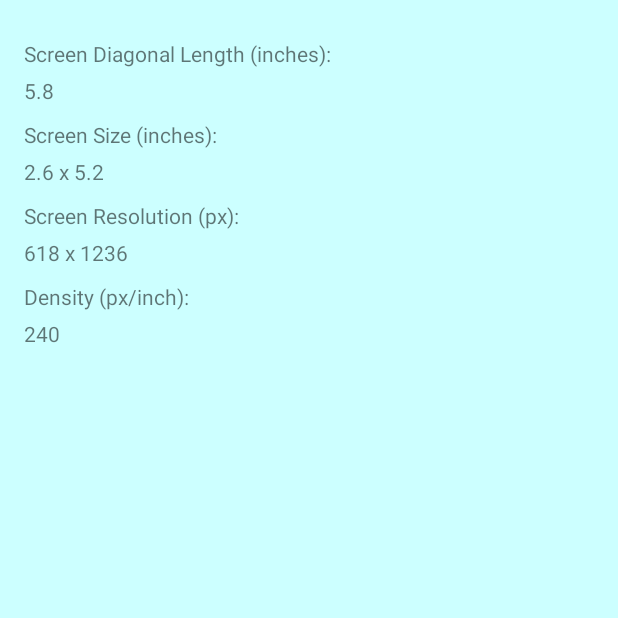
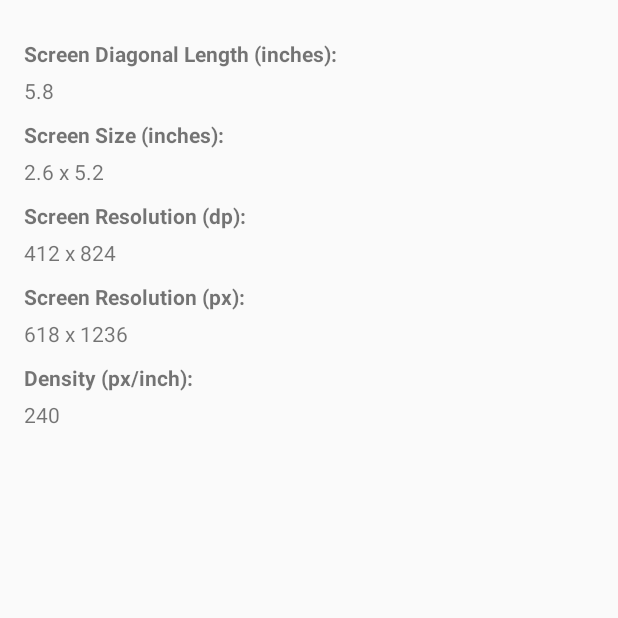
Before and after one commit to xizz/ResolutionInfo, an Android app: the screen it shows after launch (MainActivity), on a phone screen of 412 x 824 dp, the top half of it. Run offline under Robolectric (Android 15) with nearby library versions, the phone set to English and light mode, and no system bars.

Commit message:
added dp info

```diff
--- a/app/src/main/java/com/xizz/resolutioninfo/MainActivity.java
+++ b/app/src/main/java/com/xizz/resolutioninfo/MainActivity.java
@@ -4,6 +4,9 @@ import android.app.Activity;
 import android.os.Bundle;
 import android.util.DisplayMetrics;
 import android.widget.TextView;
+
+import java.text.DecimalFormat;
+import java.text.NumberFormat;
 
 public class MainActivity extends Activity {
 
@@ -13,21 +16,27 @@ public class MainActivity extends Activity {
 		setContentView(R.layout.activity_main);
 
 		DisplayMetrics metrics = getResources().getDisplayMetrics();
-		float density = metrics.density * 160;
-		float width = metrics.widthPixels / density;
-		float height = metrics.heightPixels / density;
-		double diagonal = Math.sqrt(Math.pow(width, 2) + Math.pow(height, 2));
+		float screenWidthInches = metrics.widthPixels / (float) metrics.densityDpi;
+		float screenHeightInches = metrics.heightPixels / (float) metrics.densityDpi;
+		float screenWidthDp = metrics.widthPixels / metrics.density;
+		float screenHeightDp = metrics.heightPixels / metrics.density;
+		double diagonal = Math.sqrt(Math.pow(screenWidthInches, 2) + Math.pow(screenHeightInches, 2));
 
+		TextView diagonalText = (TextView) findViewById(R.id.text_diagonal);
+		TextView sizeText = (TextView) findViewById(R.id.text_size);
+		TextView resolutionDpText = (TextView) findViewById(R.id.text_resolution_dp);
+		TextView resolutionPxText = (TextView) findViewById(R.id.text_resolution_px);
+		TextView densityText = (TextView) findViewById(R.id.text_density);
 
-		TextView txtDiagonal = (TextView) findViewById(R.id.textViewDiagonal);
-		TextView txtSize = (TextView) findViewById(R.id.textViewSize);
-		TextView txtResolution = (TextView) findViewById(R.id.textViewResolution);
-		TextView txtDensity = (TextView) findViewById(R.id.textViewDensity);
+		NumberFormat format = new DecimalFormat("#.#");
 
-		txtDiagonal.setText(String.format("%.1f", diagonal));
-		txtSize.setText(String.format("%.1f", width) + " x "
-				+ String.format("%.1f", height));
-		txtResolution.setText(metrics.widthPixels + " x " + metrics.heightPixels);
-		txtDensity.setText(String.format("%.0f", density));
+		diagonalText.setText(format.format(diagonal));
+		sizeText.setText(getString(R.string.x_formatted,
+				format.format(screenWidthInches), format.format(screenHeightInches)));
+		resolutionDpText.setText(getString(R.string.x_formatted,
+				format.format(screenWidthDp), format.format(screenHeightDp)));
+		resolutionPxText.setText(getString(R.string.x_formatted,
+				metrics.widthPixels, metrics.heightPixels));
+		densityText.setText(String.valueOf(metrics.densityDpi));
 	}
 }
--- a/app/src/main/res/layout/activity_main.xml
+++ b/app/src/main/res/layout/activity_main.xml
@@ -1,15 +1,15 @@
-<LinearLayout xmlns:android="http://schemas.android.com/apk/res/android"
+<?xml version="1.0" encoding="utf-8"?>
+<LinearLayout
+	xmlns:android="http://schemas.android.com/apk/res/android"
 	xmlns:tools="http://schemas.android.com/tools"
-              android:id="@+id/LinearLayout1"
 	android:layout_width="match_parent"
 	android:layout_height="match_parent"
-              android:background="#CFF"
 	android:orientation="vertical"
 	android:paddingBottom="@dimen/activity_vertical_margin"
 	android:paddingLeft="@dimen/activity_horizontal_margin"
 	android:paddingRight="@dimen/activity_horizontal_margin"
 	android:paddingTop="@dimen/activity_vertical_margin"
-              tools:context=".MainActivity"
+	tools:context="com.xizz.resolutioninfo.MainActivity"
 	>
 
 	<TextView
@@ -17,10 +17,11 @@
 		android:layout_height="wrap_content"
 		android:layout_marginTop="10dp"
 		android:text="@string/diagonal"
+		android:textStyle="bold"
 		/>
 
 	<TextView
-		android:id="@+id/textViewDiagonal"
+		android:id="@+id/text_diagonal"
 		android:layout_width="wrap_content"
 		android:layout_height="wrap_content"
 		android:layout_marginTop="5dp"
@@ -31,10 +32,11 @@
 		android:layout_height="wrap_content"
 		android:layout_marginTop="10dp"
 		android:text="@string/size"
+		android:textStyle="bold"
 		/>
 
 	<TextView
-		android:id="@+id/textViewSize"
+		android:id="@+id/text_size"
 		android:layout_width="wrap_content"
 		android:layout_height="wrap_content"
 		android:layout_marginTop="5dp"
@@ -44,11 +46,27 @@
 		android:layout_width="wrap_content"
 		android:layout_height="wrap_content"
 		android:layout_marginTop="10dp"
-		android:text="@string/resolution"
+		android:text="@string/resolution_dp"
+		android:textStyle="bold"
 		/>
 
 	<TextView
-		android:id="@+id/textViewResolution"
+		android:id="@+id/text_resolution_dp"
+		android:layout_width="wrap_content"
+		android:layout_height="wrap_content"
+		android:layout_marginTop="5dp"
+		/>
+
+	<TextView
+		android:layout_width="wrap_content"
+		android:layout_height="wrap_content"
+		android:layout_marginTop="10dp"
+		android:text="@string/resolution_px"
+		android:textStyle="bold"
+		/>
+
+	<TextView
+		android:id="@+id/text_resolution_px"
 		android:layout_width="wrap_content"
 		android:layout_height="wrap_content"
 		android:layout_marginTop="5dp"
@@ -59,13 +77,13 @@
 		android:layout_height="wrap_content"
 		android:layout_marginTop="10dp"
 		android:text="@string/density"
+		android:textStyle="bold"
 		/>
 
 	<TextView
-		android:id="@+id/textViewDensity"
+		android:id="@+id/text_density"
 		android:layout_width="wrap_content"
 		android:layout_height="wrap_content"
 		android:layout_marginTop="5dp"
 		/>
-
 </LinearLayout>
--- a/app/src/main/res/values/strings.xml
+++ b/app/src/main/res/values/strings.xml
@@ -2,8 +2,8 @@
 	<string name="app_name">Resolution Info</string>
 	<string name="diagonal">Screen Diagonal Length (inches):</string>
 	<string name="size">Screen Size (inches):</string>
-	<string name="resolution">Screen Resolution (px):&#160;</string>
 	<string name="resolution_dp">Screen Resolution (dp):</string>
 	<string name="resolution_px">Screen Resolution (px):</string>
 	<string name="density">Density (px/inch):</string>
+	<string name="x_formatted">%1$s x %2$s</string>
 </resources>
```
Also changed, not shown: 1 other file. Lines whose indentation alone changed are shown as unchanged.
